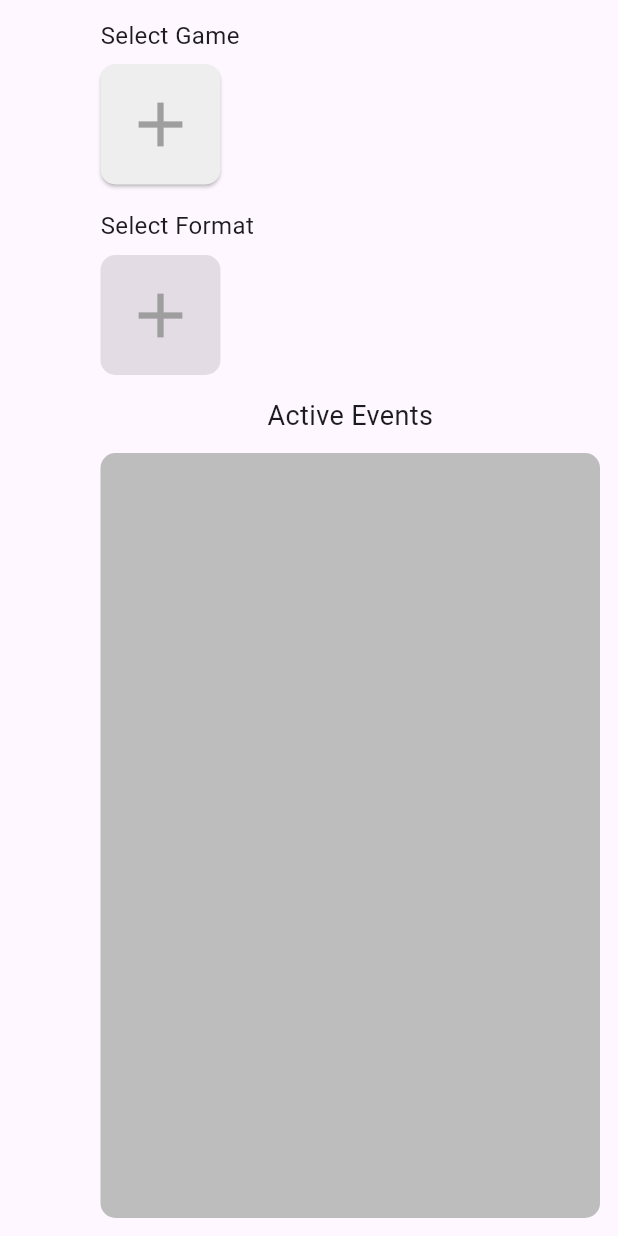
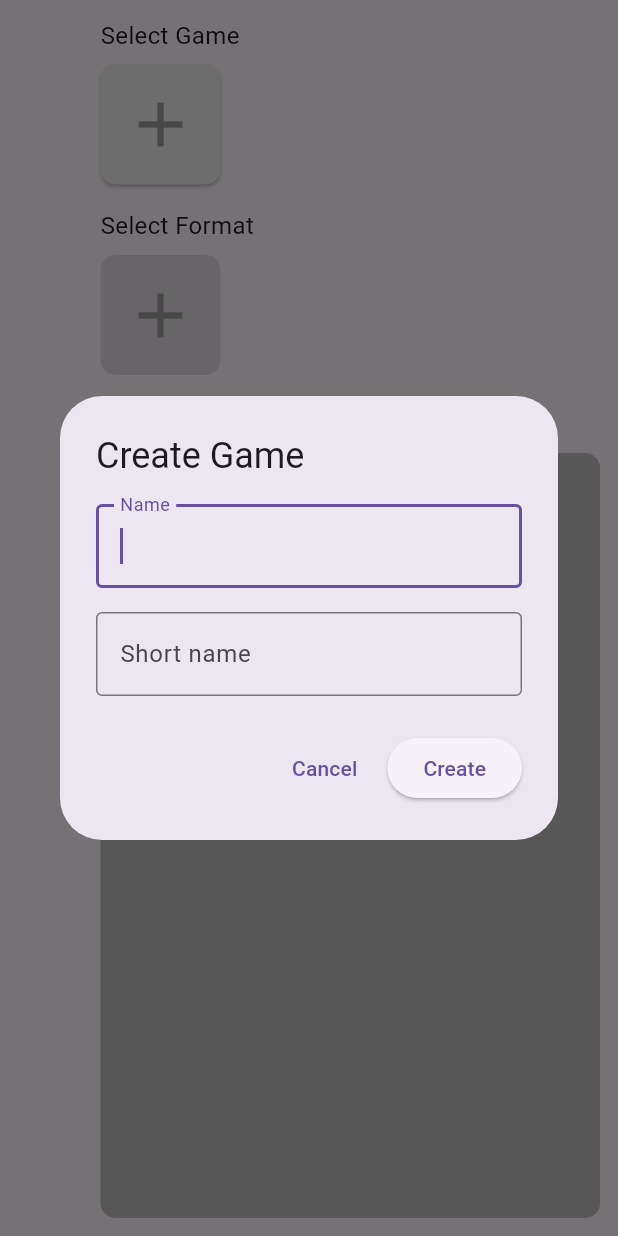
Before and after one commit to wrenstuff/TableScout, a Flutter app: the EventsOverviewPage widget shown alone on an empty page, opened directly, after a tap on the "add" icon, on a phone screen of 412 x 824 dp. Run offline on Flutter 3.47's test engine with Material 3 defaults, Android fonts, the phone set to English and light mode, and no system bars; our stand-ins replace go_router; network calls fail; statements that could not run were skipped.

Commit message:
Game/Format creation frontend
basic frontend created for game and format creation

```diff
--- a/tablescout/lib/pages/events_page.dart
+++ b/tablescout/lib/pages/events_page.dart
@@ -130,7 +130,15 @@ class _EventsOverviewPageState extends State<EventsOverviewPage> {
       );
 
       if (data['type'] == 'error') {
-        debugPrint('Server error: ${data['message']}');
+        if (!mounted) return;
+
+        ScaffoldMessenger.of(context).showSnackBar(
+          SnackBar(
+            content: Text(
+              data['message'] as String? ?? 'Unable to complete request'
+            ),
+          ),
+        );
         return;
       }
 
@@ -200,12 +208,120 @@ class _EventsOverviewPageState extends State<EventsOverviewPage> {
     });
   }
 
-  void _openAddGameDialog() {
-    // enter code here
+  Future<void> _openAddGameDialog() async {
+    await _openNameDialog(
+      title: 'Create Game',
+      onCreate: (name, shortName) {
+        _socket.send({
+          'type': 'create_game',
+          'name': name,
+          'name_short': shortName,
+        });
+      },
+    );
   }
 
-  void _openAddFormatDialog() {
-    // enter code here
+  Future<void> _openAddFormatDialog() async {
+    final gameId = _selectedGameId;
+    if (gameId == null) return;
+
+    await _openNameDialog(
+      title: 'Create Format',
+      onCreate: (name, shortName) {
+        _socket.send({
+          'type': 'create_format',
+          'game_id': gameId,
+          'name': name,
+          'name_short': shortName,
+        });
+      },
+    );
+  }
+
+  Future<void> _openNameDialog({
+    required String title,
+    required void Function(String name, String shortName) onCreate,
+  }) async {
+    final formKey = GlobalKey<FormState>();
+    var name = '';
+    var shortName = '';
+
+    await showDialog<void>(
+      context: context,
+      builder: (dialogContext) {
+        return AlertDialog(
+          title: Text(title),
+          content: SizedBox(
+            width: 360,
+            child: Form(
+              key: formKey,
+              child: Column(
+                mainAxisSize: MainAxisSize.min,
+                children: [
+                  TextFormField(
+                    autofocus: true,
+                    decoration: const InputDecoration(
+                      labelText: 'Name',
+                      border: OutlineInputBorder(),
+                    ),
+                    textInputAction: TextInputAction.next,
+                    validator: (value) {
+                      if (value == null || value.trim().isEmpty) {
+                        return 'Enter a name';
+                      }
+                      return null;
+                    },
+                    onSaved: (value) => name = value!.trim(),
+                  ),
+                  const SizedBox(height: 16),
+                  TextFormField(
+                    decoration: const InputDecoration(
+                      labelText: 'Short name',
+                      hintText: 'MTG',
+                      border: OutlineInputBorder(),
+                    ),
+                    validator: (value) {
+                      if (value == null || value.trim().isEmpty) {
+                        return 'Enter a short name.';
+                      }
+                      return null;
+                    },
+                    onSaved: (value) => shortName = value!.trim(),
+                  ),
+                ],
+              ),
+            ),
+          ),
+          actions: [
+            TextButton(
+              onPressed: () => Navigator.of(dialogContext).pop(),
+              child: const Text('Cancel'),
+            ),
+            ElevatedButton(
+              onPressed: () {
+                if (!formKey.currentState!.validate()) return;
+
+                formKey.currentState!.save();
+
+                try {
+                  onCreate(name, shortName);
+                  Navigator.of(dialogContext).pop();
+                } catch (error) {
+                  ScaffoldMessenger.of(context).showSnackBar(
+                    const SnackBar(
+                      content: Text(
+                        'Unable to send request. Check your connection.',
+                      ),
+                    ),
+                  );
+                }
+              },
+              child: const Text('Create'),
+            ),
+          ],
+        );
+      },
+    );
   }
 
   void _openCreateEventDialog() {
```
